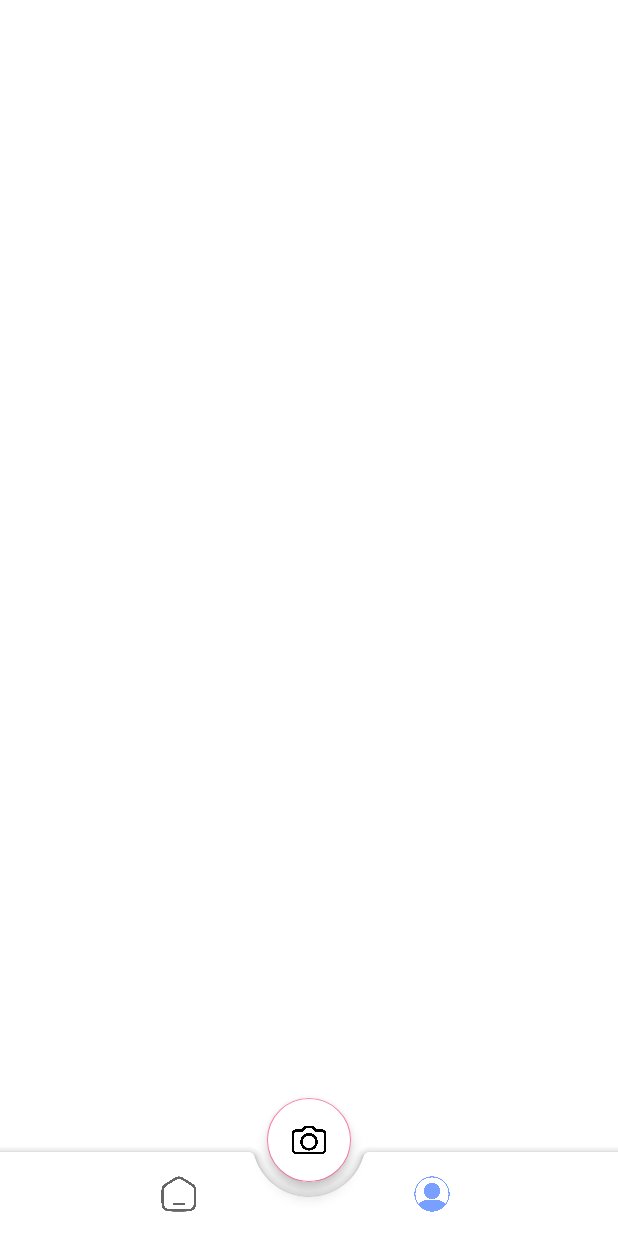
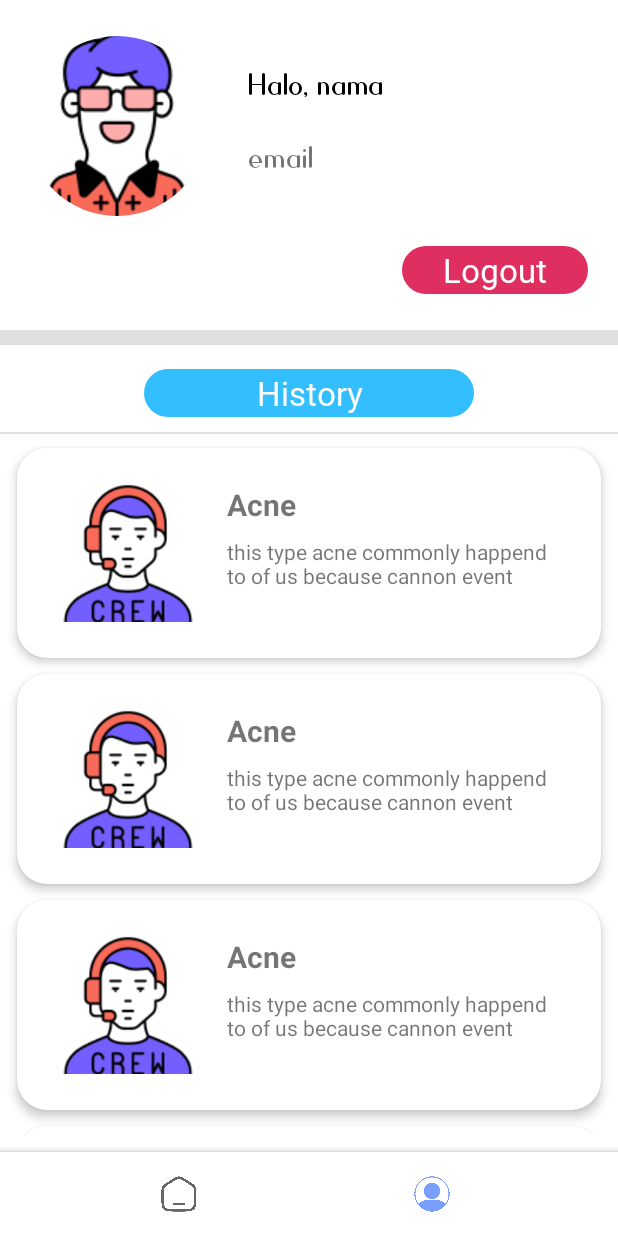
Before and after one commit to AhmadFadhlur/NewFaceUp, an Android app: the ProfileFragment screen opened through its navigation route, on a phone screen of 412 x 824 dp. Run offline under Robolectric (Android 15) with nearby library versions, the phone set to English and light mode, and no system bars; our stand-ins replace CircleImageView, navigation-ui; 1 statement that could not run was skipped.

Commit message:
profile done

```diff
--- a/app/src/main/java/com/example/faceup/ui/homepage/HomePage.kt
+++ b/app/src/main/java/com/example/faceup/ui/homepage/HomePage.kt
@@ -66,7 +66,7 @@ class HomePage : Fragment() {
         val botAppbar = activity?.findViewById<BottomAppBar>(R.id.bottomAppBar)
         botAppbar?.visibility = View.VISIBLE
         val floatButton = activity?.findViewById<FloatingActionButton>(R.id.fab_buttonCamera)
-        floatButton?.visibility = View.VISIBLE
+        floatButton?.visibility = View.INVISIBLE
     }
 
 }
--- a/app/src/main/java/com/example/faceup/ui/profile/ProfileFragment.kt
+++ b/app/src/main/java/com/example/faceup/ui/profile/ProfileFragment.kt
@@ -5,29 +5,63 @@ import androidx.fragment.app.Fragment
 import android.view.LayoutInflater
 import android.view.View
 import android.view.ViewGroup
+import androidx.recyclerview.widget.LinearLayoutManager
 import com.example.faceup.R
+import com.example.faceup.databinding.FragmentProfileBinding
+import com.example.faceup.ui.bottomsheet.product.adapter.ProductAdapter
+import com.example.faceup.utils.Product
 import com.google.android.material.bottomappbar.BottomAppBar
 import com.google.android.material.floatingactionbutton.FloatingActionButton
 
 class ProfileFragment : Fragment() {
 
+    private var _bindng : FragmentProfileBinding? = null
+    private val binding get() = _bindng!!
+    private val list = ArrayList<Product>()
+
     override fun onCreateView(
         inflater: LayoutInflater, container: ViewGroup?,
         savedInstanceState: Bundle?
     ): View? {
-        // Inflate the layout for this fragment
-        return inflater.inflate(R.layout.fragment_profile, container, false)
+        _bindng = FragmentProfileBinding.inflate(layoutInflater)
+        return binding.root
     }
 
     override fun onViewCreated(view: View, savedInstanceState: Bundle?) {
         super.onViewCreated(view, savedInstanceState)
         setBottomNav()
+        setRvProduct ()
     }
+
+
+    private fun getProductItem() : ArrayList<Product>{
+        val namaProduct = "Acne"
+        val description = "this type acne commonly happend to of us because cannon event"
+        val gambar = R.drawable.crew
+        val listProduct = ArrayList<Product>()
+
+        for (i in 0..10){
+            val product = Product(namaProduct,description,gambar)
+            listProduct.add(product)
+        }
+
+        return listProduct
+    }
+
+
+    private fun setRvProduct (){
+        list.addAll(getProductItem())
+        binding.rvHistory.layoutManager = LinearLayoutManager(requireContext())
+        val adapter= ProductAdapter(list)
+        binding.rvHistory.adapter = adapter
+    }
+
+
 
     private fun setBottomNav(){
         val botAppbar = activity?.findViewById<BottomAppBar>(R.id.bottomAppBar)
         botAppbar?.visibility = View.VISIBLE
         val floatButton = activity?.findViewById<FloatingActionButton>(R.id.fab_buttonCamera)
-        floatButton?.visibility = View.VISIBLE
+        floatButton?.visibility = View.INVISIBLE
     }
 }
--- /dev/null
+++ b/app/src/main/res/drawable/tv_rounded_logout.xml
@@ -0,0 +1,10 @@
+<?xml version="1.0" encoding="utf-8"?>
+<shape xmlns:android="http://schemas.android.com/apk/res/android"
+    android:shape="rectangle" android:padding="20dp">
+    <solid android:color="#DF2F61"/>
+    <corners
+        android:bottomRightRadius="20dp"
+        android:bottomLeftRadius="20dp"
+        android:topLeftRadius="20dp"
+        android:topRightRadius="20dp"/>
+</shape>
--- a/app/src/main/res/layout/activity_main.xml
+++ b/app/src/main/res/layout/activity_main.xml
@@ -69,6 +69,7 @@
         android:layout_height="wrap_content"
         android:layout_gravity="center"
         android:backgroundTint="@color/white"
+        android:visibility="invisible"
         android:src="@drawable/cameraicon"
         android:tint="@color/light_pink"
         app:layout_anchor="@id/bottomAppBar" />
--- a/app/src/main/res/layout/fragment_profile.xml
+++ b/app/src/main/res/layout/fragment_profile.xml
@@ -16,69 +16,105 @@
         android:scaleType="centerCrop"
         app:layout_constraintStart_toStartOf="parent"
         app:layout_constraintTop_toTopOf="parent"
-        tools:src="@tools:sample/avatars" />
+        android:src="@drawable/man" />
 
 
-<!--    <com.google.android.material.divider.MaterialDivider-->
-<!--        android:id="@+id/div3"-->
-<!--        android:layout_width="match_parent"-->
-<!--        android:layout_height="10dp"-->
-<!--        android:layout_marginStart="20dp"-->
-<!--        android:layout_marginTop="220dp"-->
-<!--        android:layout_marginEnd="20dp"-->
-<!--        app:layout_constraintEnd_toEndOf="parent"-->
-<!--        app:layout_constraintHorizontal_bias="0.0"-->
-<!--        app:layout_constraintStart_toStartOf="parent"-->
-<!--        app:layout_constraintTop_toTopOf="parent" />-->
+    <com.google.android.material.divider.MaterialDivider
+        android:id="@+id/div3"
+        android:layout_width="match_parent"
+        android:layout_height="10dp"
+        android:layout_marginTop="220dp"
+        app:layout_constraintEnd_toEndOf="parent"
+        app:layout_constraintHorizontal_bias="0.0"
+        app:layout_constraintStart_toStartOf="parent"
+        app:layout_constraintTop_toTopOf="parent" />
 
-<!--    <TextView-->
-<!--        android:id="@+id/tv_namaUser"-->
-<!--        android:layout_width="wrap_content"-->
-<!--        android:layout_height="wrap_content"-->
-<!--        android:layout_marginStart="28dp"-->
-<!--        android:layout_marginTop="36dp"-->
-<!--        android:text="nama"-->
-<!--        app:layout_constraintStart_toEndOf="@+id/image"-->
-<!--        app:layout_constraintTop_toTopOf="parent" />-->
+    <com.google.android.material.divider.MaterialDivider
+        android:id="@+id/div4"
+        android:layout_width="match_parent"
+        android:layout_height="wrap_content"
+        android:layout_marginTop="10dp"
+        app:layout_constraintEnd_toEndOf="parent"
+        app:layout_constraintStart_toStartOf="parent"
+        app:layout_constraintTop_toBottomOf="@id/tv_History" />
 
-<!--    <TextView-->
-<!--        android:id="@+id/textView2"-->
-<!--        android:layout_width="wrap_content"-->
-<!--        android:layout_height="wrap_content"-->
-<!--        android:layout_marginStart="28dp"-->
-<!--        android:layout_marginTop="20dp"-->
-<!--        android:text="email"-->
-<!--        app:layout_constraintStart_toEndOf="@+id/image"-->
-<!--        app:layout_constraintTop_toBottomOf="@+id/tv_namaUser" />-->
+    <TextView
+        android:id="@+id/tv_namaUser"
+        android:layout_width="wrap_content"
+        android:layout_height="wrap_content"
+        android:layout_marginStart="4dp"
+        android:layout_marginTop="42dp"
+        android:fontFamily="@font/quesha"
+        android:text="nama"
+        android:textColor="@color/black"
+        android:textSize="28sp"
+        app:layout_constraintStart_toEndOf="@+id/textView"
+        app:layout_constraintTop_toTopOf="parent" />
 
-<!--    <TextView-->
-<!--        android:id="@+id/tv_Loguut"-->
-<!--        android:layout_width="wrap_content"-->
-<!--        android:layout_height="wrap_content"-->
-<!--        android:layout_marginEnd="20dp"-->
-<!--        android:layout_marginBottom="12dp"-->
-<!--        android:text="Logout"-->
-<!--        app:layout_constraintBottom_toTopOf="parent"-->
-<!--        app:layout_constraintEnd_toEndOf="parent" />-->
+    <TextView
+        android:id="@+id/tv_email"
+        android:layout_width="wrap_content"
+        android:layout_height="wrap_content"
+        android:layout_marginStart="28dp"
+        android:layout_marginTop="20dp"
+        android:fontFamily="@font/quesha"
+        android:text="email"
+        android:textSize="28sp"
+        app:layout_constraintStart_toEndOf="@+id/image"
+        app:layout_constraintTop_toBottomOf="@+id/textView" />
 
-<!--    <androidx.recyclerview.widget.RecyclerView-->
-<!--        android:layout_width="409dp"-->
-<!--        android:layout_height="463dp"-->
-<!--        android:layout_marginTop="18dp"-->
-<!--        app:layout_constraintStart_toStartOf=""-->
-<!--        app:layout_constraintTop_toBottomOf="@+id/tv_History"-->
-<!--        tools:listitem="@layout/list_history" />-->
+    <TextView
+        android:id="@+id/tv_Loguut"
+        android:layout_width="124dp"
+        android:layout_height="32dp"
+        android:layout_marginEnd="20dp"
+        android:layout_marginBottom="24dp"
+        android:text="Logout"
+        android:fontFamily="@font/codec"
+        android:gravity="center"
+        android:textSize="22dp"
+        android:textColor="@color/white"
+        android:background="@drawable/tv_rounded_logout"
+        app:layout_constraintBottom_toTopOf="@id/div3"
+        app:layout_constraintEnd_toEndOf="parent" />
 
-<!--    <TextView-->
-<!--        android:id="@+id/tv_History"-->
-<!--        android:layout_width="wrap_content"-->
-<!--        android:layout_height="wrap_content"-->
-<!--        android:layout_marginTop="16dp"-->
-<!--        android:text="TextView"-->
-<!--        app:layout_constraintEnd_toEndOf="parent"-->
-<!--        app:layout_constraintHorizontal_bias="0.498"-->
-<!--        app:layout_constraintStart_toStartOf="parent"-->
-<!--        app:layout_constraintTop_toBottomOf="parent" />-->
+    <androidx.recyclerview.widget.RecyclerView
+        android:id="@+id/rv_history"
+        android:layout_width="409dp"
+        android:layout_height="463dp"
+        android:layout_marginTop="4dp"
+        app:layout_constraintEnd_toEndOf="parent"
+        app:layout_constraintStart_toStartOf="parent"
+        app:layout_constraintTop_toBottomOf="@+id/div4"
+        tools:listitem="@layout/list_history" />
+
+    <TextView
+        android:id="@+id/tv_History"
+        android:layout_width="220dp"
+        android:layout_height="32dp"
+        android:layout_marginTop="16dp"
+        android:background="@drawable/rounded_texview"
+        android:fontFamily="@font/codec"
+        android:gravity="center"
+        android:text="History"
+        android:textColor="#FBFBFB"
+        android:textSize="22dp"
+        app:layout_constraintEnd_toEndOf="parent"
+        app:layout_constraintStart_toStartOf="parent"
+        app:layout_constraintTop_toBottomOf="@id/div3" />
+
+    <TextView
+        android:id="@+id/textView"
+        android:layout_width="wrap_content"
+        android:layout_height="wrap_content"
+        android:layout_marginStart="28dp"
+        android:layout_marginTop="42dp"
+        android:text="Halo,"
+        android:fontFamily="@font/quesha"
+        android:textColor="@color/black"
+        android:textSize="28sp"
+        app:layout_constraintStart_toEndOf="@+id/image"
+        app:layout_constraintTop_toTopOf="parent" />
 
 
 </androidx.constraintlayout.widget.ConstraintLayout>
```
Also changed, not shown: app/src/main/res/drawable/crew.png (added), app/src/main/res/drawable/man.png (added).
